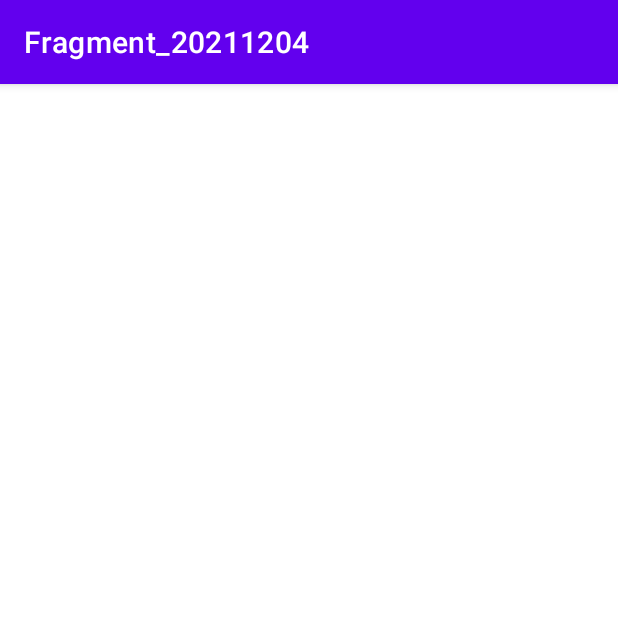
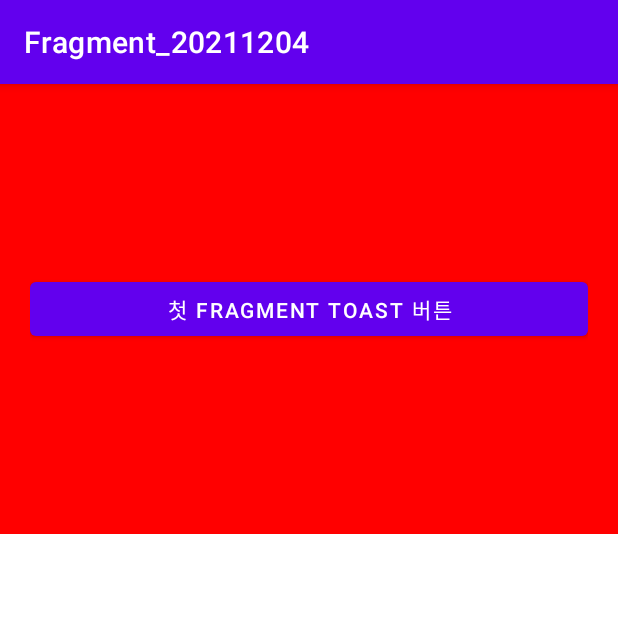
Before and after one commit to BradlyKim/Fragment_20211204, an Android app: the screen it shows after launch (MainActivity), on a phone screen of 412 x 824 dp, the top half of it. Run offline under Robolectric (Android 15) with nearby library versions, the phone set to English and light mode, and no system bars.

Commit message:
첫 Fragment 화면에 직접 배치   - tag속성으로 다른 Fragment와 구별할 수 있는 표식

```diff
--- a/app/src/main/res/layout/activity_main.xml
+++ b/app/src/main/res/layout/activity_main.xml
@@ -5,8 +5,14 @@
     android:layout_width="match_parent"
     android:layout_height="match_parent"
     android:orientation="vertical"
+    tools:context=".MainActivity">
 
-    tools:context=".MainActivity">
+    <fragment
+        android:tag="첫번째 Fragment"
+        android:layout_width="match_parent"
+        android:layout_height="300dp"
+        class="com.nepplus.fragment_20211204.fragments.FirstFragment"
+        />
 
 
 
```
